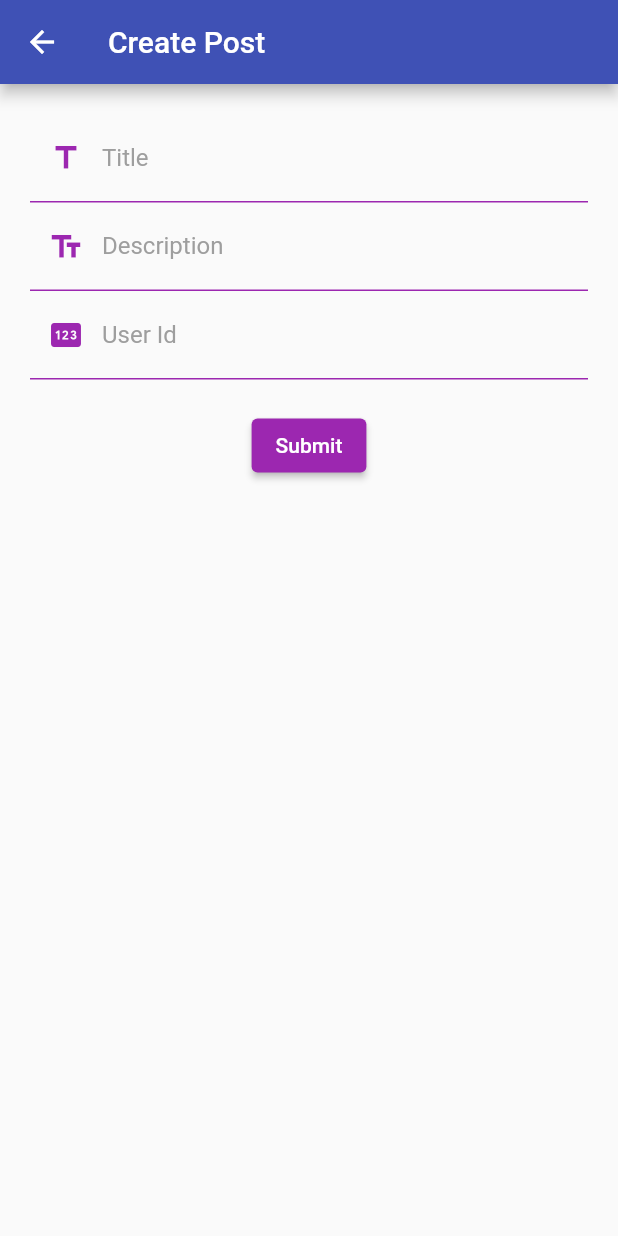
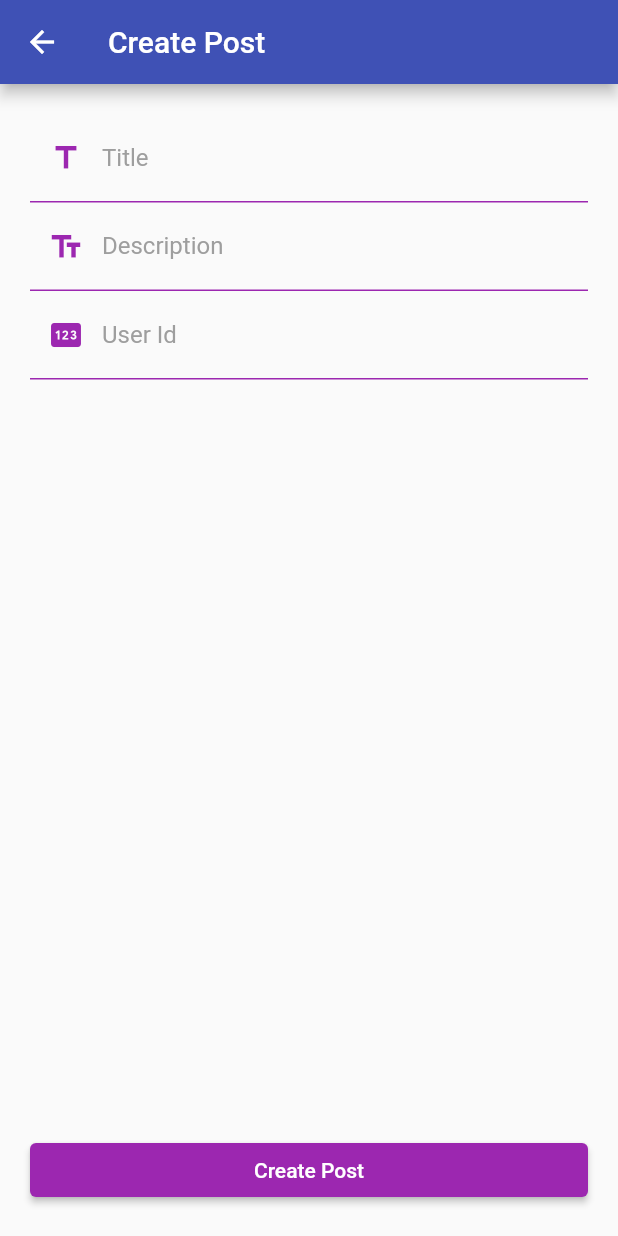
Before and after one commit to aragondev/prueba_tecnica, a Flutter app: the CreatePost screen opened directly, on a phone screen of 412 x 824 dp. Run offline on Flutter 3.47's test engine with Material 2 defaults, Android fonts, the light colour scheme and no system bars; network calls fail.

Commit message:
Update button style

```diff
--- a/lib/widget/create_post.dart
+++ b/lib/widget/create_post.dart
@@ -31,7 +31,7 @@ class _CreatePostState extends State<CreatePost> {
               _formTitle(),
               _formBody(),
               _formUserId(),
-              SizedBox(height: 20),
+              Expanded(child: Container()),
               _formButton(context),
             ],
           ),
@@ -131,7 +131,13 @@ class _CreatePostState extends State<CreatePost> {
           Navigator.pop(context);
         }
       },
-      child: const Text('Submit'),
+      child:
+      //alinear el texto del boton al centro y abajo,
+      //para que se vea mas centrado
+      const Align(
+        alignment: Alignment.center,
+        child: Text('Create Post'),
+      ),
     );
   }
 }
```
